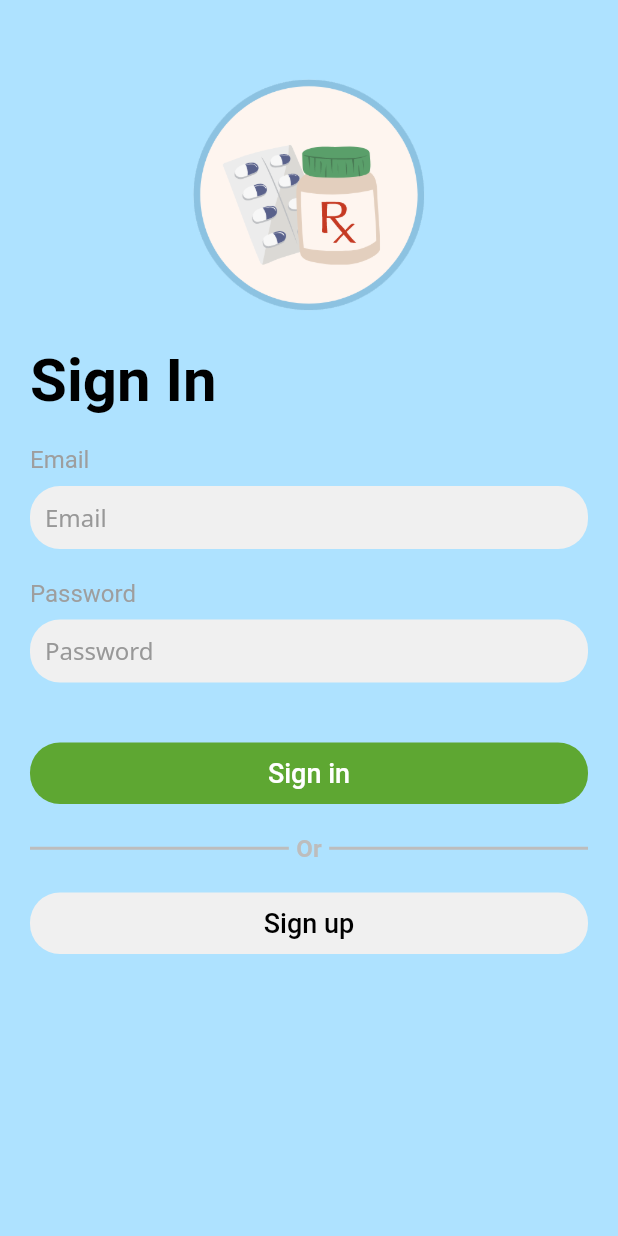
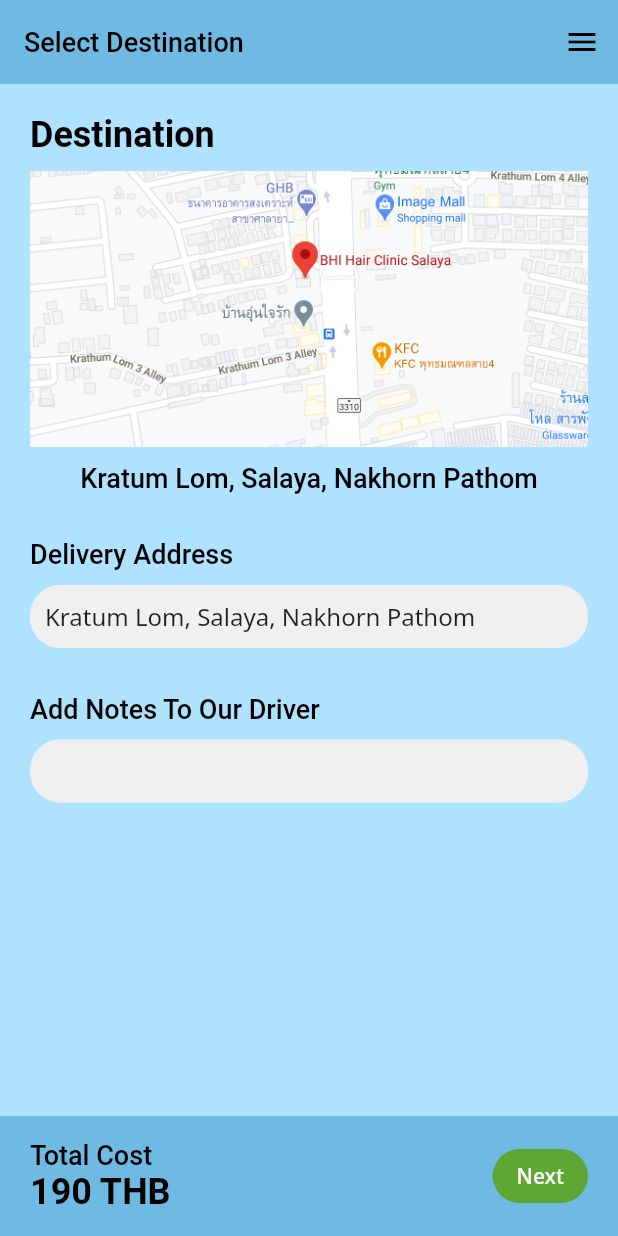
Before and after one commit to alisa-uthi/flutter-getya, a Flutter app: the screen it shows after launch, on a phone screen of 412 x 824 dp. Run offline on Flutter 3.47's test engine with Material 2 defaults, Android fonts, the phone set to English and light mode, and no system bars; our stand-ins replace flutter_datetime_picker, google_fonts.

Commit message:
Feat: add delivery address selection screen

```diff
--- a/lib/controller/user_controller.dart
+++ b/lib/controller/user_controller.dart
@@ -7,6 +7,7 @@ class UserController {
     String gender,
     String dob,
     String phone,
+    String address,
   ) async {
     User.signUp(
       firstname,
@@ -14,6 +15,7 @@ class UserController {
       gender,
       dob,
       phone,
+      address,
     );
     return currentUser;
   }
@@ -31,14 +33,9 @@ class UserController {
     String gender,
     String dob,
     String phone,
+    String address,
   ) async {
-    User.updateUserInfo(
-      firstname,
-      lastname,
-      gender,
-      dob,
-      phone,
-    );
+    User.updateUserInfo(firstname, lastname, gender, dob, phone, address);
     return currentUser;
   }
 }
--- a/lib/main.dart
+++ b/lib/main.dart
@@ -1,4 +1,5 @@
 import 'package:flutter/material.dart';
+import 'package:getya/screens/destinationAddress/destination_screen.dart';
 import 'package:getya/screens/editProfile/edit_profile_screen.dart';
 import 'package:getya/screens/home/home_screen.dart';
 import 'package:getya/screens/pharmacyProducts/pharmacy_products_screen.dart';
@@ -43,7 +44,7 @@ class MyApp extends StatelessWidget {
           child: child,
         );
       },
-      home: SignInScreen(),
+      home: DestinationScreen(),
     );
   }
 }
--- a/lib/models/user.dart
+++ b/lib/models/user.dart
@@ -6,6 +6,7 @@ class User {
   String dob;
   String gender;
   String phone;
+  String address;
 
   User({
     @required this.dob,
@@ -13,6 +14,7 @@ class User {
     @required this.gender,
     @required this.lastname,
     @required this.phone,
+    @required this.address,
   });
 
   static void signUp(
@@ -21,6 +23,7 @@ class User {
     String gender,
     String dob,
     String phone,
+    String address,
   ) {
     currentUser = User(
       firstname: firstname,
@@ -28,6 +31,7 @@ class User {
       gender: gender,
       dob: dob,
       phone: phone,
+      address: address,
     );
   }
 
@@ -44,6 +48,7 @@ class User {
     String gender,
     String dob,
     String phone,
+    String address,
   ) {
     currentUser = User(
       firstname: firstname,
@@ -51,6 +56,7 @@ class User {
       gender: gender,
       dob: dob,
       phone: phone,
+      address: address,
     );
   }
 }
@@ -61,4 +67,5 @@ User currentUser = User(
   gender: "Male",
   phone: "038-485-2394",
   dob: "1999-02-24",
+  address: "Kratum Lom, Salaya, Nakhorn Pathom",
 );
--- a/lib/routes.dart
+++ b/lib/routes.dart
@@ -1,5 +1,6 @@
 import 'package:flutter/material.dart';
 import 'package:getya/screens/deliveryStatus/delivery_status_screen.dart';
+import 'package:getya/screens/destinationAddress/destination_screen.dart';
 import 'package:getya/screens/editProfile/edit_profile_screen.dart';
 import 'package:getya/screens/home/home_screen.dart';
 import 'package:getya/screens/notification/notification_screen.dart';
@@ -30,4 +31,5 @@ final Map<String, WidgetBuilder> routes = {
   DeliveryStatusScreen.routeName: (context) => DeliveryStatusScreen(),
   ReportIssueScreen.routeName: (context) => ReportIssueScreen(),
   ReportSucessScreen.routeName: (context) => ReportSucessScreen(),
+  DestinationScreen.routeName: (context) => DestinationScreen(),
 };
--- /dev/null
+++ b/lib/screens/destinationAddress/components/delivery_address_form.dart
@@ -0,0 +1,34 @@
+import 'package:flutter/material.dart';
+import 'package:getya/constants.dart';
+import 'package:getya/models/user.dart';
+
+class DeliveryAddressForm extends StatefulWidget {
+  @override
+  _DeliveryAddressFormState createState() => _DeliveryAddressFormState();
+}
+
+class _DeliveryAddressFormState extends State<DeliveryAddressForm> {
+  String _address = currentUser.address;
+
+  @override
+  Widget build(BuildContext context) {
+    final node = FocusScope.of(context);
+    return Column(
+      crossAxisAlignment: CrossAxisAlignment.start,
+      children: [
+        Text(
+          "Delivery Address",
+          style: Theme.of(context).textTheme.bodyText1,
+        ),
+        SizedBox(height: 10),
+        TextFormField(
+          textInputAction: TextInputAction.next,
+          decoration: inputDecoration,
+          initialValue: _address,
+          onChanged: (value) => setState(() => _address = value),
+          onEditingComplete: () => node.nextFocus(),
+        )
+      ],
+    );
+  }
+}
--- /dev/null
+++ b/lib/screens/destinationAddress/components/destination_map.dart
@@ -0,0 +1,25 @@
+import 'package:flutter/material.dart';
+
+class DestinationMap extends StatelessWidget {
+  @override
+  Widget build(BuildContext context) {
+    return Column(
+      crossAxisAlignment: CrossAxisAlignment.start,
+      children: [
+        Text(
+          "Destination",
+          style: Theme.of(context).textTheme.headline1,
+        ),
+        SizedBox(height: 10),
+        Image.asset("assets/images/destination_address.png"),
+        SizedBox(height: 10),
+        Center(
+          child: Text(
+            "Kratum Lom, Salaya, Nakhorn Pathom",
+            style: Theme.of(context).textTheme.bodyText1,
+          ),
+        ),
+      ],
+    );
+  }
+}
--- /dev/null
+++ b/lib/screens/destinationAddress/components/note_field.dart
@@ -0,0 +1,30 @@
+import 'package:flutter/material.dart';
+
+import '../../../constants.dart';
+
+class NoteField extends StatefulWidget {
+  @override
+  _NoteFieldState createState() => _NoteFieldState();
+}
+
+class _NoteFieldState extends State<NoteField> {
+  String _note;
+
+  @override
+  Widget build(BuildContext context) {
+    return Column(
+      crossAxisAlignment: CrossAxisAlignment.start,
+      children: [
+        Text(
+          "Add Notes To Our Driver",
+          style: Theme.of(context).textTheme.bodyText1,
+        ),
+        SizedBox(height: 10),
+        TextFormField(
+          decoration: inputDecoration,
+          initialValue: _note,
+        )
+      ],
+    );
+  }
+}
--- /dev/null
+++ b/lib/screens/destinationAddress/components/total_cost_section.dart
@@ -0,0 +1,47 @@
+import 'package:flutter/material.dart';
+import 'package:getya/widgets/custom_btn.dart';
+import 'package:getya/widgets/custom_small_btn.dart';
+
+import '../../../constants.dart';
+
+class TotalCostSection extends StatelessWidget {
+  const TotalCostSection({
+    Key key,
+  }) : super(key: key);
+
+  @override
+  Widget build(BuildContext context) {
+    return Container(
+      width: double.infinity,
+      height: 80,
+      padding: EdgeInsets.symmetric(horizontal: kDefaultPadding),
+      decoration: BoxDecoration(color: kSecondaryColor),
+      child: Row(
+        mainAxisAlignment: MainAxisAlignment.spaceBetween,
+        children: [
+          RichText(
+            text: TextSpan(
+              text: "Total Cost\n",
+              style: Theme.of(context).textTheme.bodyText1,
+              children: [
+                TextSpan(
+                  text: "${190} THB",
+                  style: Theme.of(context).textTheme.headline1,
+                )
+              ],
+            ),
+          ),
+          CustomSmallBtn(
+            text: "Next",
+            onPressed: () {
+              // TODO: Save destination
+              // Navigator.pushNamed(
+              //   context,
+              // );
+            },
+          ),
+        ],
+      ),
+    );
+  }
+}
--- /dev/null
+++ b/lib/screens/destinationAddress/destination_screen.dart
@@ -0,0 +1,40 @@
+import 'package:flutter/material.dart';
+import 'package:getya/screens/destinationAddress/components/destination_map.dart';
+import 'package:getya/widgets/custom_drawer.dart';
+
+import '../../constants.dart';
+import 'components/delivery_address_form.dart';
+import 'components/note_field.dart';
+import 'components/total_cost_section.dart';
+
+class DestinationScreen extends StatelessWidget {
+  static final routeName = '/select_destination';
+  @override
+  Widget build(BuildContext context) {
+    return Scaffold(
+      endDrawer: CustomDrawer(),
+      appBar: AppBar(
+        title: Text(
+          "Select Destination",
+          style: Theme.of(context).textTheme.bodyText1,
+        ),
+      ),
+      bottomNavigationBar: TotalCostSection(),
+      body: Container(
+        padding: EdgeInsets.all(kDefaultPadding),
+        child: SingleChildScrollView(
+          child: Column(
+            children: [
+              DestinationMap(),
+              SizedBox(height: kDefaultPadding * 1.5),
+              DeliveryAddressForm(),
+              SizedBox(height: kDefaultPadding * 1.5),
+              NoteField(),
+              SizedBox(height: kDefaultPadding * 1.5),
+            ],
+          ),
+        ),
+      ),
+    );
+  }
+}
--- a/lib/screens/editProfile/components/confirm_cancel_btn.dart
+++ b/lib/screens/editProfile/components/confirm_cancel_btn.dart
@@ -14,12 +14,14 @@ class ConfirmCancelBtn extends StatelessWidget {
     @required String lastname,
     @required String gender,
     @required String phone,
+    @required String address,
   })  : _formKey = formKey,
         _dob = dob,
         _firstname = firstname,
         _lastname = lastname,
         _gender = gender,
         _phone = phone,
+        _address = address,
         super(key: key);
 
   final GlobalKey<FormState> _formKey;
@@ -28,6 +30,7 @@ class ConfirmCancelBtn extends StatelessWidget {
   final String _lastname;
   final String _gender;
   final String _phone;
+  final String _address;
 
   @override
   Widget build(BuildContext context) {
@@ -45,6 +48,7 @@ class ConfirmCancelBtn extends StatelessWidget {
                 _gender,
                 _dob.value,
                 _phone,
+                _address,
               );
               Navigator.pushNamed(context, ProfileScreen.routeName);
             }
--- a/lib/screens/editProfile/components/personal_info_form.dart
+++ b/lib/screens/editProfile/components/personal_info_form.dart
@@ -17,6 +17,7 @@ class _PersonalInfoFormState extends State<PersonalInfoForm> {
   String _lastname = currentUser.lastname;
   String _gender = currentUser.gender;
   String _phone = currentUser.phone;
+  String _address = currentUser.address;
   ValueNotifier<String> _dob = ValueNotifier(currentUser.dob);
 
   void _handleDatePicker() {
@@ -59,6 +60,13 @@ class _PersonalInfoFormState extends State<PersonalInfoForm> {
               context,
             ),
             SizedBox(height: kDefaultPadding / 2),
+            PersonalInfoFields.buildGeneralField(
+              "Address",
+              (value) => setState(() => _address = value),
+              _address,
+              context,
+            ),
+            SizedBox(height: kDefaultPadding / 2),
             PersonalInfoFields.buildDobField(
               _dob,
               context,
@@ -85,6 +93,7 @@ class _PersonalInfoFormState extends State<PersonalInfoForm> {
               lastname: _lastname,
               gender: _gender,
               phone: _phone,
+              address: _address,
             ),
             SizedBox(height: kDefaultPadding),
           ],
--- a/lib/screens/pharmacyProducts/components/product_card.dart
+++ b/lib/screens/pharmacyProducts/components/product_card.dart
@@ -2,6 +2,7 @@ import 'package:flutter/material.dart';
 import 'package:getya/constants.dart';
 import 'package:getya/models/product.dart';
 import 'package:getya/screens/productDetail/product_detail_screen.dart';
+import 'package:getya/widgets/custom_small_btn.dart';
 
 class ProductCard extends StatelessWidget {
   final Product product;
@@ -37,8 +38,8 @@ class ProductCard extends StatelessWidget {
             ],
           ),
           Spacer(),
-          FlatButton(
-            child: Text("ADD"),
+          CustomSmallBtn(
+              text: "ADD",
               onPressed: () {
                 Navigator.push(
                   context,
@@ -48,14 +49,7 @@ class ProductCard extends StatelessWidget {
                     ),
                   ),
                 );
-            },
-            color: kGreenColor,
-            textColor: Colors.white,
-            minWidth: 30,
-            shape: new RoundedRectangleBorder(
-              borderRadius: new BorderRadius.circular(30),
-            ),
-          ),
+              }),
           SizedBox(width: kDefaultPadding / 2),
         ],
       ),
--- a/lib/screens/profile/components/personal_info_detail.dart
+++ b/lib/screens/profile/components/personal_info_detail.dart
@@ -1,7 +1,7 @@
 import 'package:flutter/material.dart';
 import 'package:getya/constants.dart';
 import 'package:getya/models/user.dart';
-import 'file:///D:/Work_ICT/3rd%20YEAR_2020/Wireless/getya/lib/screens/signin/signin_screen.dart';
+import 'package:getya/screens/signin/signin_screen.dart';
 import 'package:getya/widgets/custom_btn.dart';
 
 class PersonalInfoDetail extends StatelessWidget {
@@ -16,12 +16,14 @@ class PersonalInfoDetail extends StatelessWidget {
           SizedBox(height: kDefaultPadding / 2),
           _buildGeneralField(context, "Lastname", currentUser.lastname),
           SizedBox(height: kDefaultPadding / 2),
+          _buildGeneralField(context, "Address", currentUser.address),
+          SizedBox(height: kDefaultPadding / 2),
           _buildGeneralField(context, "Date of Birth", currentUser.dob),
           SizedBox(height: kDefaultPadding / 2),
           _buildGeneralField(context, "Gender", currentUser.gender),
           SizedBox(height: kDefaultPadding / 2),
           _buildGeneralField(context, "Phone number", currentUser.phone),
-          SizedBox(height: kDefaultPadding * 2),
+          SizedBox(height: kDefaultPadding * 1.5),
           CustomBtn(
             text: "Sign Out",
             textColor: Colors.white,
@@ -44,7 +46,7 @@ class PersonalInfoDetail extends StatelessWidget {
         Text(
           nameField,
           style: Theme.of(context).textTheme.bodyText2.copyWith(
-                color: Colors.grey[500],
+                color: Colors.grey[700],
               ),
         ),
         SizedBox(height: kDefaultPadding / 2.5),
--- a/lib/screens/signup/components/signup_form.dart
+++ b/lib/screens/signup/components/signup_form.dart
@@ -59,6 +59,7 @@ class _SignUpFormState extends State<SignUpForm> {
                   _gender,
                   _dob.value,
                   _phone,
+                  _address,
                 );
                 Navigator.pushNamed(
                   context,
--- a/lib/widgets/account_form_fields.dart
+++ b/lib/widgets/account_form_fields.dart
@@ -11,7 +11,7 @@ class AccountFields {
         Text(
           "Email",
           style: Theme.of(context).textTheme.bodyText2.copyWith(
-                color: Colors.grey[500],
+                color: Colors.grey[700],
               ),
         ),
         SizedBox(height: kDefaultPadding / 2.5),
@@ -45,7 +45,7 @@ class AccountFields {
         Text(
           "Password",
           style: Theme.of(context).textTheme.bodyText2.copyWith(
-                color: Colors.grey[500],
+                color: Colors.grey[700],
               ),
         ),
         SizedBox(height: kDefaultPadding / 2.5),
@@ -76,7 +76,7 @@ class AccountFields {
         Text(
           "Confirm Password",
           style: Theme.of(context).textTheme.bodyText2.copyWith(
-                color: Colors.grey[500],
+                color: Colors.grey[700],
               ),
         ),
         SizedBox(height: kDefaultPadding / 2.5),
--- /dev/null
+++ b/lib/widgets/custom_small_btn.dart
@@ -0,0 +1,28 @@
+import 'package:flutter/material.dart';
+
+import '../constants.dart';
+
+class CustomSmallBtn extends StatelessWidget {
+  const CustomSmallBtn({
+    Key key,
+    this.text,
+    this.onPressed,
+  }) : super(key: key);
+
+  final String text;
+  final Function onPressed;
+
+  @override
+  Widget build(BuildContext context) {
+    return FlatButton(
+      child: Text(text),
+      onPressed: onPressed,
+      color: kGreenColor,
+      textColor: Colors.white,
+      minWidth: 30,
+      shape: new RoundedRectangleBorder(
+        borderRadius: new BorderRadius.circular(30),
+      ),
+    );
+  }
+}
--- a/lib/widgets/personal_info_form_fields.dart
+++ b/lib/widgets/personal_info_form_fields.dart
@@ -14,7 +14,7 @@ class PersonalInfoFields {
         Text(
           nameField,
           style: Theme.of(context).textTheme.bodyText2.copyWith(
-                color: Colors.grey[500],
+                color: Colors.grey[700],
               ),
         ),
         SizedBox(height: kDefaultPadding / 2.5),
@@ -45,7 +45,7 @@ class PersonalInfoFields {
         Text(
           "Telephone Number",
           style: Theme.of(context).textTheme.bodyText2.copyWith(
-                color: Colors.grey[500],
+                color: Colors.grey[700],
               ),
         ),
         SizedBox(height: kDefaultPadding / 2.5),
@@ -81,7 +81,7 @@ class PersonalInfoFields {
               Text(
                 "Date of Birth",
                 style: Theme.of(context).textTheme.bodyText2.copyWith(
-                      color: Colors.grey[500],
+                      color: Colors.grey[700],
                     ),
               ),
               SizedBox(height: kDefaultPadding / 2.5),
```
Also changed, not shown: assets/images/destination_address.png (added). Lines whose indentation alone changed are shown as unchanged.
